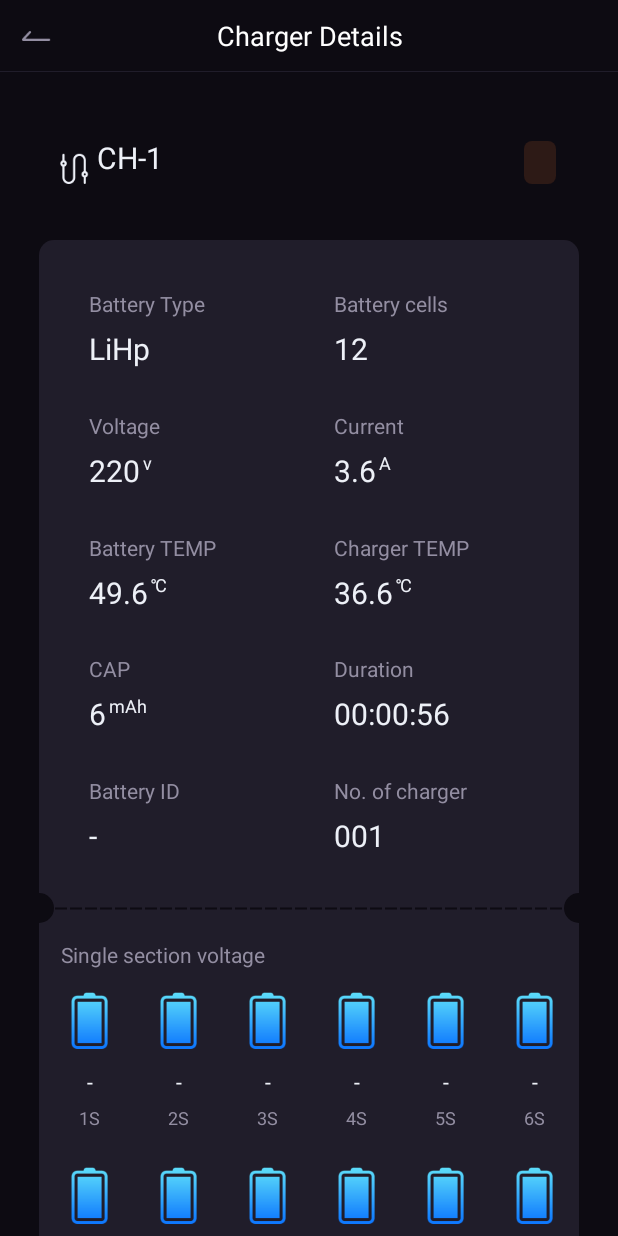
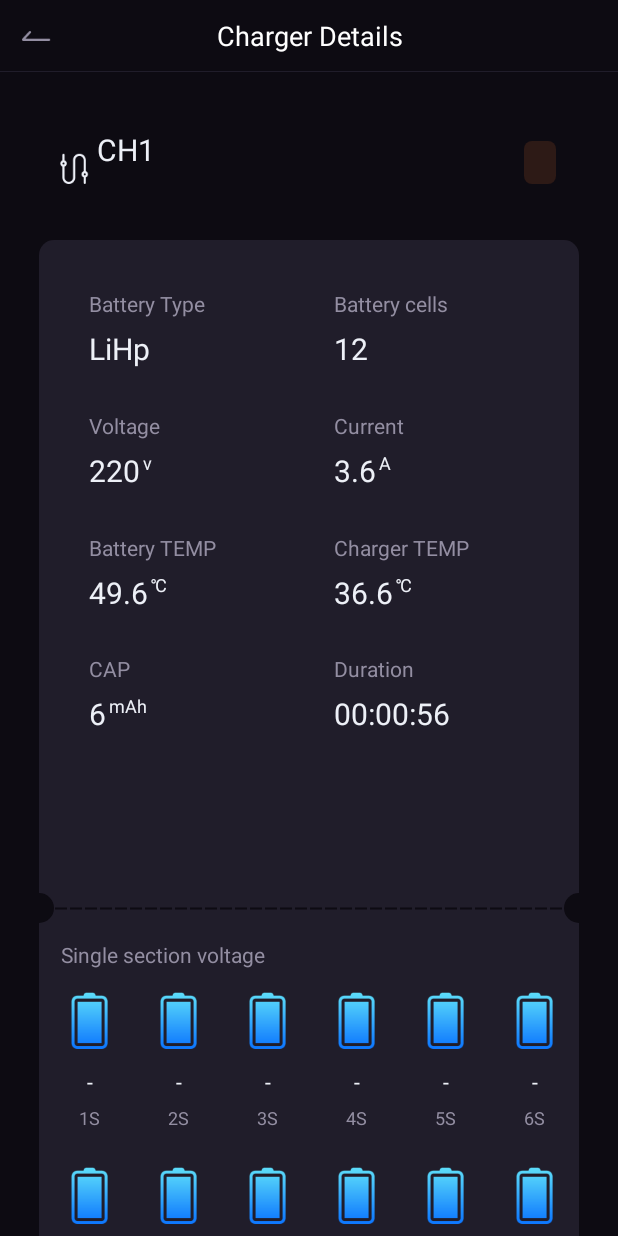
Before and after one commit to YannisYwx/Charger, an Android app: the layout activity_charger_details.xml on its own in the app's theme, with its tools: preview values and no code run, on a phone screen of 412 x 824 dp. Run offline under Robolectric (Android 15) with nearby library versions, the light colour scheme and no system bars.

Commit message:
删除充电详情界面中 充电器id 通道号 信息，修改充电完成显示颜色

```diff
--- a/app/src/main/java/com/sevenchip/charger/activity/ChargerDetailActivity.java
+++ b/app/src/main/java/com/sevenchip/charger/activity/ChargerDetailActivity.java
@@ -91,6 +91,8 @@ public class ChargerDetailActivity extends BaseActivity implements DataManager.O
         deviceId = upstreamData.getDownstreamData().getDeviceID();
         channelNum = upstreamData.getDownstreamData().getChannelNum();
         refreshUI(upstreamData);
+        cpvBatteryId.setVisibility(View.GONE);
+        cpvChNum.setVisibility(View.GONE);
     }
 
     @Override
@@ -137,7 +139,7 @@ public class ChargerDetailActivity extends BaseActivity implements DataManager.O
 
     private void initUIByData(@NonNull UpstreamData upstreamData){
         tvChargerId.setText(getString(R.string.battery_, AppUIFormatUtils.getBatteryId(upstreamData)));
-        tvChannel.setText(upstreamData.getDownstreamData().getChannelNum() == 0 ? R.string.data_1 : R.string.data_2);
+        tvChannel.setText(upstreamData.getDownstreamData().getChannelNum() == 0 ? R.string.ch1 : R.string.ch2);
         AppUIFormatUtils.setChargerStatusInfo(tvStatus, upstreamData);
         cpvBatteryType.setChargerProperty(AppUIFormatUtils.getBatteryType(upstreamData));
         cpvBatteryCells.setChargerProperty(upstreamData.getDownstreamData().getCells() + "");
--- a/app/src/main/java/com/sevenchip/charger/utils/AppUIFormatUtils.java
+++ b/app/src/main/java/com/sevenchip/charger/utils/AppUIFormatUtils.java
@@ -54,7 +54,7 @@ public class AppUIFormatUtils {
             statusInfo = cell + "s" + " " + ChargerApplication.instance.getResources().getStringArray(R.array.battery_type)[batteryType] + " " + ChargerApplication.instance.getResources().getStringArray(R.array.work_mode)[workMode / 3];
         } else if (workStatus == WorkStatus.Finished) {
             backgroundRes = R.drawable.bg_status_full;
-            textColor = R.color.themeBlue;
+            textColor = R.color.full_green;
             statusInfo = cell + "s" + " " + ChargerApplication.instance.getResources().getStringArray(R.array.battery_type)[batteryType] + " " + ChargerApplication.instance.getResources().getStringArray(R.array.battery_status)[batteryStatus];
         } else if (workStatus == WorkStatus.Error) {
             backgroundRes = R.drawable.bg_status_error;
@@ -125,7 +125,7 @@ public class AppUIFormatUtils {
     }
 
     public static String getChannelNo(UpstreamData upstreamData) {
-        int res = upstreamData.getDownstreamData().getChannelNum() == 0 ? R.string.channel_1 : R.string.channel_2;
+        int res = upstreamData.getDownstreamData().getChannelNum() == 0 ? R.string.ch1 : R.string.ch2;
         return ChargerApplication.instance.getString(res);
     }
 
--- a/app/src/main/res/drawable/bg_status_full.xml
+++ b/app/src/main/res/drawable/bg_status_full.xml
@@ -1,7 +1,7 @@
 <?xml version="1.0" encoding="utf-8"?>
 <shape xmlns:android="http://schemas.android.com/apk/res/android"
        android:shape="rectangle">
-    <solid android:color="#220F74F6"/>
+    <solid android:color="#2207C160"/>
     <corners
         android:bottomLeftRadius="5dp"
         android:bottomRightRadius="5dp"
--- a/app/src/main/res/layout/activity_charger_details.xml
+++ b/app/src/main/res/layout/activity_charger_details.xml
@@ -41,11 +41,11 @@
 
 
             <TextView
-                android:id="@+id/tv_channel_name"
+                android:id="@+id/tv_charger_name"
                 android:layout_width="wrap_content"
                 android:layout_height="wrap_content"
                 android:layout_marginStart="5dp"
-                android:layout_marginTop="43dp"
+                android:layout_marginTop="38dp"
                 android:text="@string/ch1"
                 android:textColor="#EDF0F7"
                 android:textSize="20sp"
@@ -53,16 +53,14 @@
                 app:layout_constraintTop_toTopOf="parent"/>
 
             <TextView
-                android:id="@+id/tv_charger_name"
+                android:id="@+id/tv_channel_name"
                 android:layout_width="wrap_content"
                 android:layout_height="wrap_content"
                 android:layout_marginStart="5dp"
-                android:layout_marginTop="68dp"
                 android:textColor="#938EA2"
-                android:textSize="11sp"
+                android:textSize="13sp"
                 app:layout_constraintLeft_toRightOf="@+id/iv_line"
-                app:layout_constraintTop_toBottomOf="@+id/tv_channel_name"
-                app:layout_constraintTop_toTopOf="parent"/>
+                app:layout_constraintTop_toBottomOf="@+id/tv_charger_name"/>
 
             <TextView
                 android:id="@+id/tv_status_info"
@@ -173,6 +171,7 @@
                 android:layout_marginStart="59dp"
                 android:layout_marginTop="469dp"
                 app:label="@string/battery_id"
+                android:visibility="gone"
                 app:layout_constraintLeft_toLeftOf="parent"
                 app:layout_constraintTop_toTopOf="parent"/>
 
@@ -229,6 +228,7 @@
                 android:layout_marginStart="222.5dp"
                 android:layout_marginTop="469dp"
                 app:label="@string/charger_no"
+                android:visibility="gone"
                 app:layout_constraintLeft_toLeftOf="parent"
                 app:layout_constraintTop_toTopOf="parent"
                 app:propertyValue="001"/>
--- a/app/src/main/res/values/colors.xml
+++ b/app/src/main/res/values/colors.xml
@@ -23,6 +23,7 @@
     <color name="top_title_bg">#f7f7f7</color>
     <color name="search_gray">#F3F3F3</color>
     <color name="themeBlue">#0F74F6</color>
+    <color name="full_green">#07C160</color>
     <color name="themeBluePre">#5f9fff</color>
     <color name="editStrokeColor">#e3e3e3</color>
     <color name="textGray">#999999</color>
```
Also changed, not shown: app/src/main/res/values/strings.xml (+3 -8 lines), 1 other file.
